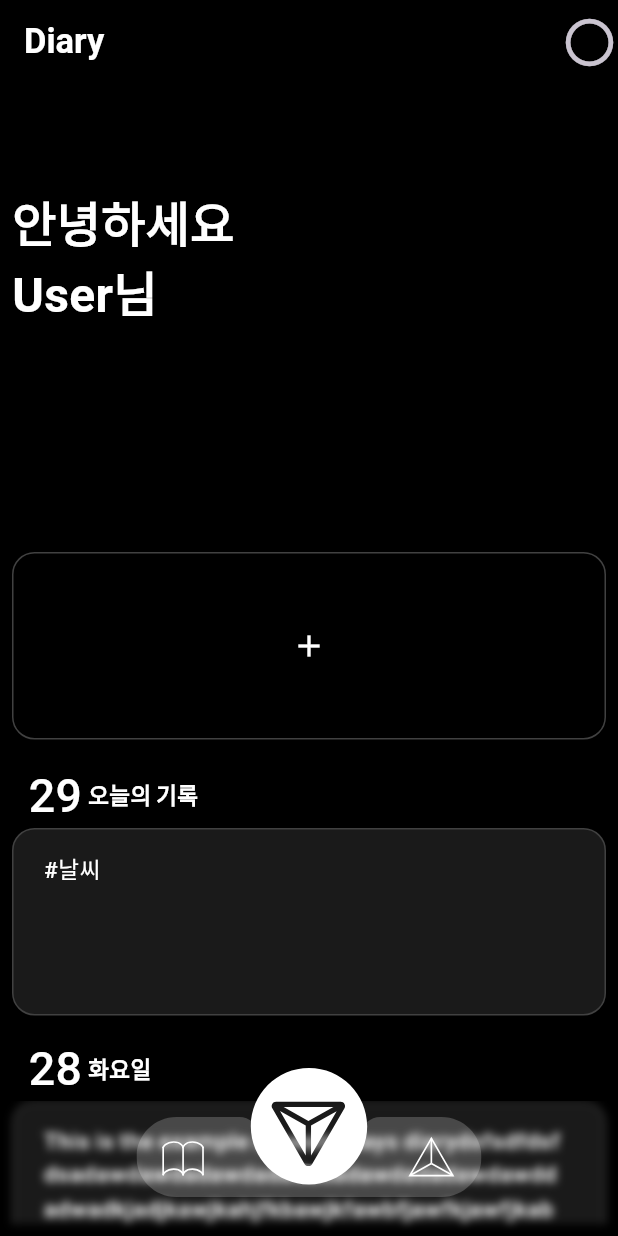
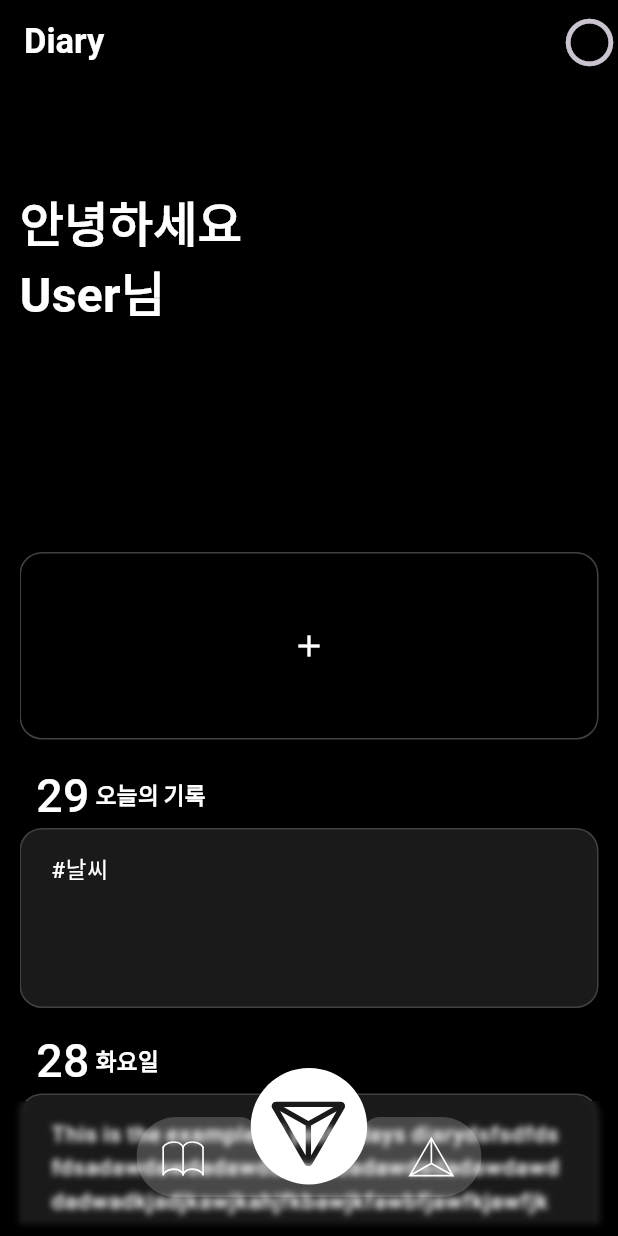
Before and after one commit to uriham/Capstone, a Flutter app: the screen it shows after launch, on a phone screen of 412 x 824 dp. Run offline on Flutter 3.47's test engine with Material 3 defaults, Android fonts, the phone set to English and light mode, and no system bars; our stand-ins replace envied, flutter_riverpod, flutter_svg, flutter_svg_provider, google_fonts, palette_generator and 4 more; missing offline and left inert: langchain, langchain_openai.

```diff
--- a/lib/models/diary.dart
+++ b/lib/models/diary.dart
@@ -1,19 +1,20 @@
-
 import 'package:intl/intl.dart';
+import 'package:capstone/providers/filter_provider.dart';
 
 final formatter = DateFormat('yyyy.MM.dd');
 final dayOfWeek = DateFormat('E요일', 'ko_KR');
 
 class Diary {
-  Diary({
-    required this.date,
-    required this.text,
-    this.isUsed=false
-  });
+  Diary(
+      {required this.date,
+      required this.text,
+      this.isUsed = false,
+      this.filter = Filter.none});
 
   final String text;
   final DateTime date;
   bool isUsed;
+  Filter filter;
 
   String get formattedDate {
     return formatter.format(date);
@@ -27,12 +28,17 @@ class Diary {
     return date.month.toString();
   }
 
-  String get day { //
+  String get day {
+    //
     return date.day.toString();
   }
 
-  void useDiary(){
+  void useDiary() {
     isUsed = !isUsed;
+  }
+
+  void changeFilter(Filter inputFilter) {
+    filter = inputFilter;
   }
   //get을 사용하는 것은 보안의 위험 때문인가? var를 사용해서 다른 변수에 저장하기 귀찮아서?
 }
--- /dev/null
+++ b/lib/providers/is_generating_provider.dart
@@ -0,0 +1,18 @@
+import 'package:flutter_riverpod/flutter_riverpod.dart';
+import 'package:capstone/models/chapter.dart';
+import 'package:capstone/models/character.dart';
+import 'package:capstone/data/characters.dart';
+import 'package:capstone/providers/filter_provider.dart';
+
+// IsGeneratingState 정의
+class IsGeneratingState extends StateNotifier<bool> {
+  IsGeneratingState() : super(false);
+
+  void changeState() {
+    state = !state;
+  }
+}
+
+// Provider 정의
+final isGeneratingProvider = StateNotifierProvider<IsGeneratingState, bool>(
+    (ref) => IsGeneratingState());
--- a/lib/screens/bookcover_screen.dart
+++ b/lib/screens/bookcover_screen.dart
@@ -55,7 +55,10 @@ class _BookCoverScreenState extends ConsumerState<BookCoverScreen> {
 
   void _bookprovider() {
     for (int i in widget.indexList) {
-      ref.read(diaryProvider.notifier).useDiary(i); //diary사용함 뜨게 만듦
+      ref.read(diaryProvider.notifier).useDiary(i);
+      ref
+          .read(diaryProvider.notifier)
+          .changeFilter(i, widget.nowFilter); //diary사용함 뜨게 만듦
     }
     ref.read(bookProvider.notifier).addChapter(widget.nowFilter,
         Chapter(chImg: bookInfo[0], title: bookTitle, text: bookInfo[1]));
--- a/lib/screens/tab.dart
+++ b/lib/screens/tab.dart
@@ -1,5 +1,6 @@
 import 'package:capstone/providers/diary_provider.dart';
 import 'package:capstone/providers/filter_provider.dart';
+import 'package:capstone/providers/is_generating_provider.dart';
 import 'package:capstone/providers/selected_diary_provider.dart';
 import 'package:capstone/screens/bookcover_screen.dart';
 import 'package:capstone/screens/start_screen.dart';
@@ -28,11 +29,11 @@ class TabScreen extends ConsumerStatefulWidget {
 }
 
 class _TapScreenState extends ConsumerState<TabScreen> {
-  bool isGenerating = false;
+  bool _isGenerating = false;
 
   void clikcGenerate() {
     setState(() {
-      isGenerating = !isGenerating;
+      _isGenerating = !_isGenerating;
     });
   }
 
@@ -62,6 +63,7 @@ class _TapScreenState extends ConsumerState<TabScreen> {
 
   @override
   Widget build(BuildContext context) {
+    final isGenerating = ref.watch(isGeneratingProvider);
     final allDiary = ref.watch(diaryProvider);
     final selectedDiary = ref.watch(selectedDiarysProvider);
     final selectedFilter = ref.watch(filterProvider);
@@ -70,7 +72,7 @@ class _TapScreenState extends ConsumerState<TabScreen> {
       if (selectedFilter == Filter.none) {
         _showMessage('먼저 테마를 정해주세요');
       } else {
-        clikcGenerate();
+        ref.read(isGeneratingProvider.notifier).changeState();
       }
     }
 
@@ -100,13 +102,16 @@ class _TapScreenState extends ConsumerState<TabScreen> {
         );
         ref.read(selectedDiarysProvider.notifier).deleterAllDiary();
         ref.read(selectedDiarysProvider.notifier).printState();
+        ref.read(isGeneratingProvider.notifier).changeState();
       }
     }
 
     return PopScope(
       canPop: false,
       onPopInvoked: (didPop) {
-        if (isGenerating) clikcGenerate();
+        if (isGenerating) ref.read(isGeneratingProvider.notifier).changeState();
+        ref.read(selectedDiarysProvider.notifier).deleterAllDiary();
+        ref.read(selectedDiarysProvider.notifier).printState();
       },
       child: Scaffold(
         appBar: AppBar(
@@ -136,7 +141,9 @@ class _TapScreenState extends ConsumerState<TabScreen> {
           ),
           backgroundColor: Colors.transparent,
         ),
-        body: Stack(children: [
+        body: Padding(
+          padding: const EdgeInsets.fromLTRB(5, 0, 5, 0),
+          child: Stack(children: [
             StartScreen(
               //userName: 'sinwoo', // 사용자 이름을 StartScreen으로 전달
               diaryList: allDiary,
@@ -150,6 +157,7 @@ class _TapScreenState extends ConsumerState<TabScreen> {
                 : MyBottomAppBar2(
                     clikcGenerate: noneFilter, currentFilter: selectedFilter),
           ]),
+        ),
         /*
         floatingActionButton: Transform.translate(
           // Generate 버튼 있는 곳
--- a/lib/widgets/diary_card.dart
+++ b/lib/widgets/diary_card.dart
@@ -1,8 +1,9 @@
 import 'package:capstone/providers/filter_provider.dart';
+import 'package:capstone/widgets/checkbox.dart';
 import 'package:capstone/widgets/diary_list_tile.dart';
 import 'package:flutter/material.dart';
 import 'package:capstone/models/diary.dart';
-import 'package:capstone/screens/read_diary_screen.dart';
+import 'package:capstone/providers/selected_diary_provider.dart';
 import 'package:flutter_riverpod/flutter_riverpod.dart';
 import 'package:flutter_svg/flutter_svg.dart';
 
@@ -19,10 +20,15 @@ class DiaryCard extends ConsumerWidget {
 
   @override
   Widget build(BuildContext context, WidgetRef ref) {
+    void selectDiary() {
+      ref.read(selectedDiarysProvider.notifier).addSelectedDiary(todayDiary);
+      ref.read(selectedDiarysProvider.notifier).printState();
+    }
+
     final currentFilter = ref.watch(filterProvider);
     return Container(
       width: double.infinity,
-      height: 125,
+      height: 120,
       decoration: ShapeDecoration(
         color: Colors.white.withOpacity(0.10000000149011612),
         shape: RoundedRectangleBorder(
@@ -39,10 +45,10 @@ class DiaryCard extends ConsumerWidget {
             child: todayDiary.isUsed
                 ? SvgPicture.asset(
                     'assets/images/R_Bookmark1_ic.svg',
-                    color: currentFilter.color,
+                    color: todayDiary.filter.color,
                     height: 50,
                   )
-                : const SizedBox())
+                : const SizedBox()),
       ]),
     );
   }
--- a/lib/widgets/diary_list_tile.dart
+++ b/lib/widgets/diary_list_tile.dart
@@ -3,6 +3,7 @@ import 'package:flutter/material.dart';
 import 'package:flutter_riverpod/flutter_riverpod.dart';
 import 'package:capstone/models/diary.dart';
 import 'package:capstone/screens/read_diary_screen.dart';
+import 'package:capstone/widgets/checkbox.dart';
 
 class DiaryListTile extends ConsumerStatefulWidget {
   const DiaryListTile(
@@ -36,8 +37,10 @@ class _DiaryListTileState extends ConsumerState<DiaryListTile> {
   Widget build(BuildContext context) {
     return Padding(
       padding: const EdgeInsets.fromLTRB(4, 6, 0, 0),
-      child: ListTile(
+      child: Stack(children: [
+        ListTile(
           enabled: !widget.todayDiary.isUsed,
+          /*
           trailing: widget.isGenerating && !widget.todayDiary.isUsed
               ? Checkbox(
                   value: _isChecked,
@@ -51,15 +54,16 @@ class _DiaryListTileState extends ConsumerState<DiaryListTile> {
                     });
                   })
               : null,
+              */
           onTap: widget.isGenerating
               ? () {
                   setState(() {
                     _isChecked = !_isChecked;
+                  });
                   ref
                       .read(selectedDiarysProvider.notifier)
                       .addSelectedDiary(widget.todayDiary);
                   ref.read(selectedDiarysProvider.notifier).printState();
-                });
                 }
               : () {
                   Navigator.push(
@@ -84,6 +88,15 @@ class _DiaryListTileState extends ConsumerState<DiaryListTile> {
                 )),
           ),
         ),
+        Positioned(
+            bottom: 0,
+            right: 10,
+            child: widget.isGenerating && !widget.todayDiary.isUsed
+                ? CustomCheckbox(isCheck: _isChecked)
+                : const SizedBox(
+                    height: 1,
+                  ))
+      ]),
     );
   }
 }
--- a/lib/widgets/my_bottom_appbar2.dart
+++ b/lib/widgets/my_bottom_appbar2.dart
@@ -23,8 +23,8 @@ class MyBottomAppBar2 extends StatelessWidget {
             // <-- clips to the 200x200 [Container] below
             child: BackdropFilter(
               filter: ImageFilter.blur(
-                sigmaX: 3.0,
-                sigmaY: 3.0,
+                sigmaX: 2.0,
+                sigmaY: 2.0,
               ),
               child: Container(
                 alignment: Alignment.center,
--- a/pubspec.yaml
+++ b/pubspec.yaml
@@ -52,6 +52,8 @@ dependencies:
   image_picker: ^0.8.4+4
   provider: ^5.0.0
   pull_to_refresh: ^2.0.0
+  svg_flutter: ^0.0.1
+  flutter_svg_provider: ^1.0.7
 
 dev_dependencies:
   flutter_test:
@@ -164,6 +166,8 @@ flutter:
     - assets/images/pooh_profile.png
     - assets/images/tho_profile.png
     - assets/images/yeonhwa_profile.png
+    - assets/images/D_seletion0_ic.svg
+    - assets/images/D_seletion1_ic.svg
 
 
 
```
Also changed, not shown: lib/providers/diary_provider.dart (+13 -2 lines), lib/screens/palette_screen.dart (+23 -40 lines), lib/widgets/checkbox.dart (added, +27 -0 lines), assets/images/D_seletion0_ic.svg (added), assets/images/D_seletion1_ic.svg (added), pubspec.lock. Lines whose indentation alone changed are shown as unchanged.
